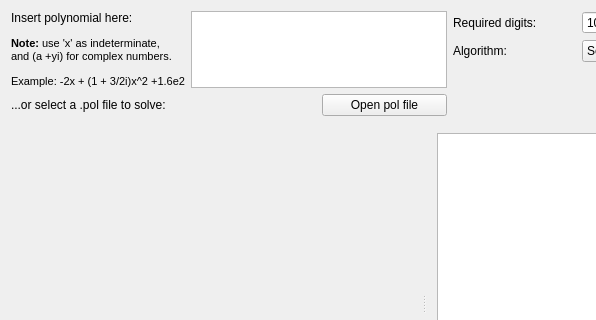
robol/MPSolve, file src/xmpsolve/mainwindow.ui: the form before one commit; both pictures show x 0 to 596 and y 0 to 320 of the 715 by 516 pixel window.
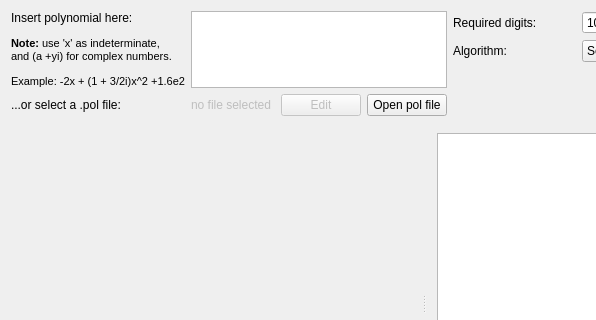
The form after the commit. Custom widgets are drawn as their Qt base class.

What changed in the file:
```diff
--- a/src/xmpsolve/mainwindow.ui
+++ b/src/xmpsolve/mainwindow.ui
@@ -21,6 +21,29 @@
        <layout class="QGridLayout" name="gridLayout_4">
         <item row="0" column="0" rowspan="2">
          <layout class="QGridLayout" name="gridLayout_2">
+          <item row="1" column="3">
+           <widget class="QPushButton" name="editPolFileButton">
+            <property name="enabled">
+             <bool>false</bool>
+            </property>
+            <property name="text">
+             <string>Edit</string>
+            </property>
+           </widget>
+          </item>
+          <item row="1" column="4">
+           <widget class="QPushButton" name="openPolFileButton">
+            <property name="sizePolicy">
+             <sizepolicy hsizetype="Minimum" vsizetype="Fixed">
+              <horstretch>0</horstretch>
+              <verstretch>0</verstretch>
+             </sizepolicy>
+            </property>
+            <property name="text">
+             <string>Open pol file</string>
+            </property>
+           </widget>
+          </item>
           <item row="0" column="0">
            <widget class="QLabel" name="label">
             <property name="text">
@@ -31,7 +54,7 @@
             </property>
            </widget>
           </item>
-          <item row="0" column="1" colspan="2">
+          <item row="0" column="1" colspan="4">
            <widget class="QPlainTextEdit" name="polyLineEdit">
             <property name="sizePolicy">
              <sizepolicy hsizetype="Expanding" vsizetype="Expanding">
@@ -41,23 +64,26 @@
             </property>
            </widget>
           </item>
-          <item row="1" column="0" colspan="2">
+          <item row="1" column="0">
            <widget class="QLabel" name="label_4">
-            <property name="text">
-             <string>...or select a .pol file to solve:</string>
-            </property>
-           </widget>
-          </item>
-          <item row="1" column="2">
-           <widget class="QPushButton" name="openPolFileButton">
             <property name="sizePolicy">
-             <sizepolicy hsizetype="Minimum" vsizetype="Fixed">
+             <sizepolicy hsizetype="Minimum" vsizetype="Preferred">
               <horstretch>0</horstretch>
               <verstretch>0</verstretch>
              </sizepolicy>
             </property>
             <property name="text">
-             <string>Open pol file</string>
+             <string>...or select a .pol file:</string>
+            </property>
+           </widget>
+          </item>
+          <item row="1" column="1" colspan="2">
+           <widget class="QLabel" name="selectedFileLabel">
+            <property name="enabled">
+             <bool>false</bool>
+            </property>
+            <property name="text">
+             <string>no file selected</string>
             </property>
            </widget>
           </item>
```
